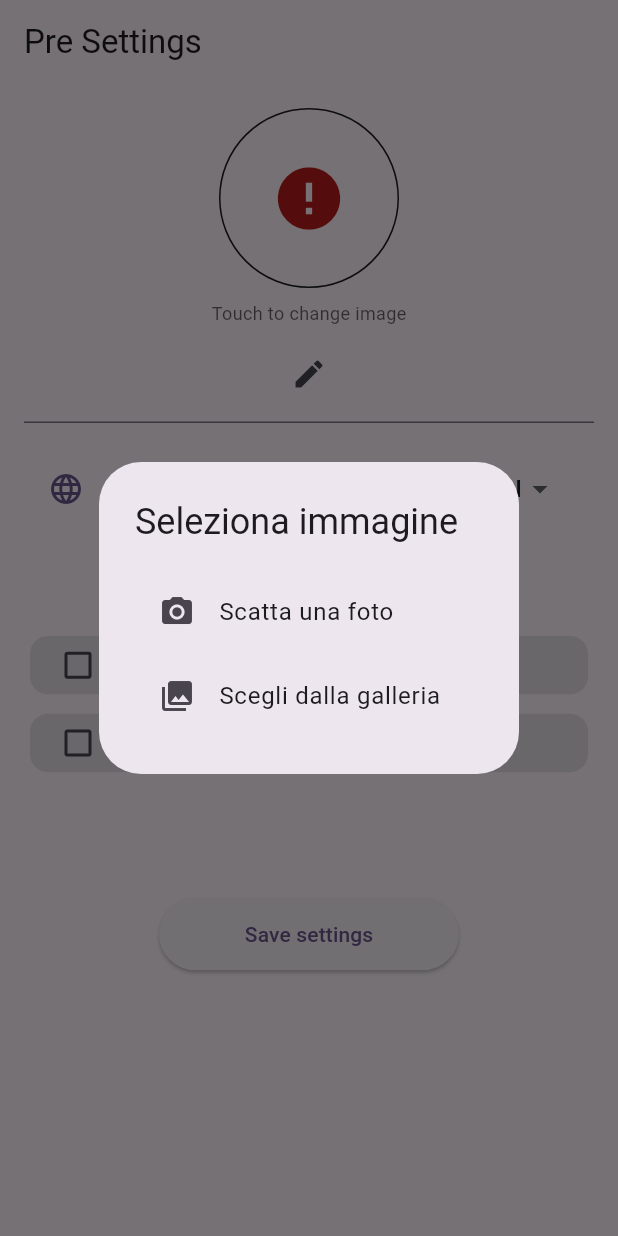
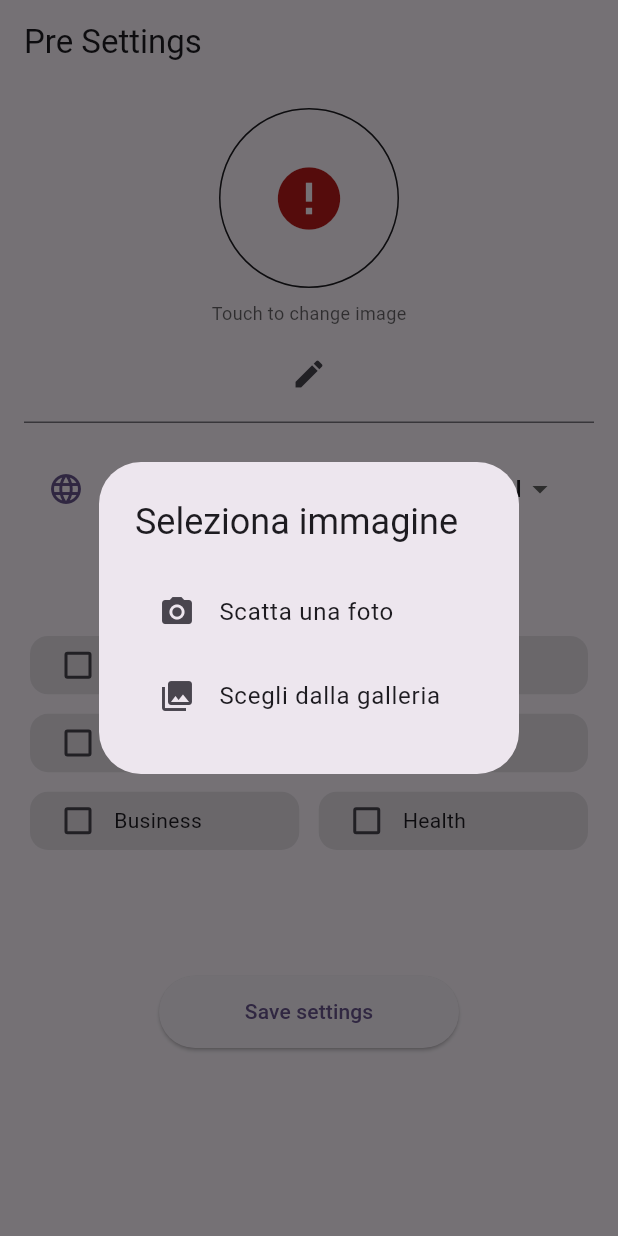
Before and after one commit to VittoDeBonis/news_lence_stage, a Flutter app: the PreSettings screen opened by its route, after a tap on the "error" icon, on a phone screen of 412 x 824 dp. Run offline on Flutter 3.47's test engine with Material 3 defaults, Android fonts, the phone set to English and light mode, and no system bars; drawn by our look-alikes of cached_network_image; our stand-ins replace cloud_firestore, dash_chat_2, firebase_auth, firebase_core, firebase_remote_config, firebase_storage and 7 more; missing offline and left inert: chat_gpt_sdk, translator; accounts and stored records are empty; generated files the repository leaves out were written again; network calls fail.

Commit message:
feat: i modified this files for the traduction and for the passage of interest in settings_tab

```diff
--- /dev/null
+++ b/lib/l10n/l10n_extension.dart
@@ -0,0 +1,22 @@
+import 'package:flutter_gen/gen_l10n/app_localizations.dart';
+
+extension AppLocalizationsExtensions on AppLocalizations {
+  String localize(String key) {
+    switch (key) {
+      case 'politics':
+        return politics;
+      case 'sports':
+        return sports;
+      case 'science':
+        return science;
+      case 'technology':
+        return technology;
+      case 'business':
+        return business;
+      case 'health':
+        return health;
+      default:
+        return key; // fallback
+    }
+  }
+}
--- a/lib/presentation/screens/onboarding/pre_settings/pre_settings.dart
+++ b/lib/presentation/screens/onboarding/pre_settings/pre_settings.dart
@@ -1,9 +1,9 @@
 import 'package:cloud_firestore/cloud_firestore.dart';
 import 'package:flutter/material.dart';
 import 'package:news_lens/l10n.dart';
+import 'package:news_lens/presentation/screens/home_page.dart';
 import 'package:news_lens/presentation/screens/onboarding/pre_settings/pre_settings_provider.dart';
 import 'package:news_lens/providers/locale_provider.dart';
-import 'package:news_lens/presentation/screens/home_page.dart';
 import 'package:provider/provider.dart';
 import 'package:flutter_gen/gen_l10n/app_localizations.dart';
 import 'package:cached_network_image/cached_network_image.dart';
@@ -14,24 +14,6 @@ import 'package:firebase_storage/firebase_storage.dart';
 import 'package:path/path.dart' as path;
 import 'package:shared_preferences/shared_preferences.dart';
 import 'package:path_provider/path_provider.dart';
-
-// Estensione per supportare l'accesso dinamico alle chiavi di traduzione
-extension AppLocalizationsExtensions on AppLocalizations {
-  String localize(String key) {
-    switch (key) {
-      case 'politics':
-        return politics;
-      case 'sports':
-        return sports;
-      case 'science':
-        return science;
-      case 'technology':
-        return technology;
-      default:
-        return key; // fallback se la chiave non è tradotta
-    }
-  }
-}
 
 class PreSettings extends StatefulWidget {
   const PreSettings({super.key});
@@ -96,13 +78,6 @@ class _PreSettingsState extends State<PreSettings> {
   Widget build(BuildContext context) {
     final localeProvider = Provider.of<LocaleProvider>(context);
     final l10n = AppLocalizations.of(context)!;
-
-    _provider.updateInterests([
-      'politics',
-      'sports',
-      'science',
-      'technology'
-    ], false);
 
     return ChangeNotifierProvider.value(
       value: _provider,
@@ -238,12 +213,12 @@ class _PreSettingsState extends State<PreSettings> {
                       crossAxisSpacing: 5,
                       mainAxisSpacing: 5,
                     ),
-                    itemCount: provider.interestsList.length,
+                    itemCount: provider.getInterestsList().length,
                     itemBuilder: (context, index) {
-                      final interestKey = provider.interestsList[index];
-                      final translatedInterest = l10n.localize(interestKey);
-                      final isSelected =
-                          provider.selectedInterests[interestKey] ?? false;
+                      final localizedInterest = provider.getInterestsList()[index];
+                      final standardInterest = provider.standardInterests[index];
+                      final isSelected = provider.selectedInterests[standardInterest] ?? false;
+
                       return Card(
                         elevation: 0,
                         color: isSelected
@@ -253,7 +228,7 @@ class _PreSettingsState extends State<PreSettings> {
                                 .surfaceContainerHighest,
                         child: InkWell(
                           onTap: () =>
-                              provider.toggleInterest(interestKey, !isSelected),
+                              provider.toggleInterest(standardInterest, !isSelected),
                           child: Padding(
                             padding:
                                 const EdgeInsets.symmetric(horizontal: 8.0),
@@ -263,13 +238,13 @@ class _PreSettingsState extends State<PreSettings> {
                                   value: isSelected,
                                   onChanged: (value) {
                                     if (value != null) {
-                                      provider.toggleInterest(interestKey, value);
+                                      provider.toggleInterest(standardInterest, value);
                                     }
                                   },
                                 ),
                                 Expanded(
                                   child: Text(
-                                    translatedInterest,
+                                    localizedInterest,
                                     overflow: TextOverflow.ellipsis,
                                     style: TextStyle(
                                       fontWeight: isSelected
--- a/lib/presentation/screens/onboarding/pre_settings/pre_settings_provider.dart
+++ b/lib/presentation/screens/onboarding/pre_settings/pre_settings_provider.dart
@@ -17,44 +17,49 @@ class PreSettingsProvider extends ChangeNotifier {
   String? localImagePath;
   List<String> languageList = ['EN', 'IT', 'DE', 'FR'];
   String selectedLanguage = 'EN';
-  List<String> interestsList = ['Politics', 'Sports', 'Science', 'Technology', 'Business', 'Health'];
 
-  // Mappa gli interessi localizzati ai valori standard
-  final Map<String, String> _interestToStandardMap = {
-    // Inglese (standard)
-    'Politics': 'politics',
-    'Sports': 'sports',
-    'Science': 'science',
-    'Technology': 'technology',
-    'Business': 'business',
-    'Health': 'health',
+  // Lista completa degli interessi in inglese (valori standard)
+  final List<String> standardInterests = ['politics', 'sports', 'science', 'technology', 'business', 'health'];
 
-    // Italiano
-    'Politica': 'politics',
-    'Sport': 'sports',
-    'Scienza': 'science',
-    'Tecnologia': 'technology',
-    'Affari': 'business',
-    'Salute': 'health',
-
-    // Tedesco
-    'Politik': 'politics',
-    'Sport': 'sports',
-    'Wissenschaft': 'science',
-    'Technologie': 'technology',
-    'Geschäft': 'business',
-    'Gesundheit': 'health',
-
-    // Francese
-    'Politique': 'politics',
-    'Sports': 'sports',
-    'Science': 'science',
-    'Technologie': 'technology',
-    'Affaires': 'business',
-    'Santé': 'health',
+  // Mappa per la localizzazione degli interessi
+  final Map<String, Map<String, String>> localizedInterests = {
+    'EN': {
+      'politics': 'Politics',
+      'sports': 'Sports',
+      'science': 'Science',
+      'technology': 'Technology',
+      'business': 'Business',
+      'health': 'Health',
+    },
+    'IT': {
+      'politics': 'Politica',
+      'sports': 'Sport',
+      'science': 'Scienza',
+      'technology': 'Tecnologia',
+      'business': 'Affari',
+      'health': 'Salute',
+    },
+    'DE': {
+      'politics': 'Politik',
+      'sports': 'Sport',
+      'science': 'Wissenschaft',
+      'technology': 'Technologie',
+      'business': 'Geschäft',
+      'health': 'Gesundheit',
+    },
+    'FR': {
+      'politics': 'Politique',
+      'sports': 'Sports',
+      'science': 'Science',
+      'technology': 'Technologie',
+      'business': 'Affaires',
+      'health': 'Santé',
+    },
   };
 
+  // Interessi selezionati (usiamo gli ID standard)
   Map<String, bool> selectedInterests = {};
+
   bool dataLoaded = false;
   bool isUploadingImage = false;
   final FirebaseFirestore _firestore = FirebaseFirestore.instance;
@@ -62,6 +67,23 @@ class PreSettingsProvider extends ChangeNotifier {
 
   PreSettingsProvider() {
     getUserInfo();
+  }
+
+  // Ottieni la lista degli interessi localizzati per la lingua corrente
+  List<String> getInterestsList() {
+    return standardInterests.map((interest) =>
+      localizedInterests[selectedLanguage]?[interest] ?? interest
+    ).toList();
+  }
+
+  // Ottieni l'ID standard da un interesse localizzato
+  String? getStandardInterestId(String localizedInterest) {
+    for (var entry in localizedInterests[selectedLanguage]!.entries) {
+      if (entry.value == localizedInterest) {
+        return entry.key;
+      }
+    }
+    return null;
   }
 
   void getUserInfo() {
@@ -80,7 +102,6 @@ class PreSettingsProvider extends ChangeNotifier {
     return '';
   }
 
-  // Metodo per ottenere il path locale dell'immagine salvato in SharedPreferences
   Future<String?> getLocalImagePath() async {
     if (userId == null) return null;
 
@@ -88,7 +109,6 @@ class PreSettingsProvider extends ChangeNotifier {
     return prefs.getString('profile_image_path_$userId');
   }
 
-  // Metodo per salvare il path locale dell'immagine in SharedPreferences
   Future<void> saveLocalImagePath(String path) async {
     if (userId == null) return;
 
@@ -97,7 +117,6 @@ class PreSettingsProvider extends ChangeNotifier {
     localImagePath = path;
   }
 
-  // Metodo per rimuovere il path locale dell'immagine da SharedPreferences
   Future<void> removeLocalImagePath() async {
     if (userId == null) return;
 
@@ -135,22 +154,20 @@ class PreSettingsProvider extends ChangeNotifier {
           List<dynamic> interests = userData['interests'];
 
           // Inizializza tutti gli interessi a false
-          for (var interest in interestsList) {
+          for (var interest in standardInterests) {
             selectedInterests[interest] = false;
           }
 
-          // Imposta quelli salvati a true (converte da id standard a nomi localizzati)
+          // Imposta a true solo quelli presenti nel documento
           for (var interest in interests) {
-            // Trova l'interesse localizzato corrispondente all'id standard
-            String? localizedInterest = _findLocalizedInterest(interest.toString());
-            if (localizedInterest != null && selectedInterests.containsKey(localizedInterest)) {
-              selectedInterests[localizedInterest] = true;
+            if (standardInterests.contains(interest)) {
+              selectedInterests[interest] = true;
             }
           }
         } else {
-          // Inizializza tutti a false
-          for (var interest in interestsList) {
-            selectedInterests[interest] = true;
+          // Default: tutti falsi
+          for (var interest in standardInterests) {
+            selectedInterests[interest] = false;
           }
         }
 
@@ -161,8 +178,8 @@ class PreSettingsProvider extends ChangeNotifier {
         }
       } else {
         // Se l'utente non esiste, inizializza i valori di default
-        for (var interest in interestsList) {
-          selectedInterests[interest] = true;
+        for (var interest in standardInterests) {
+          selectedInterests[interest] = true; // Default: tutti selezionati
         }
 
         // Se è la prima volta, imposta il nickname dall'email
@@ -172,7 +189,7 @@ class PreSettingsProvider extends ChangeNotifier {
           await _firestore.collection('users').doc(userId).set({
             'nickname': nickname,
             'language': 'EN',
-            'interests': [],
+            'interests': standardInterests, // Default: tutti selezionati
             'email': userEmail,
             'createdAt': FieldValue.serverTimestamp()
           });
@@ -189,32 +206,16 @@ class PreSettingsProvider extends ChangeNotifier {
     }
   }
 
-  // Metodo per trovare l'interesse localizzato corrispondente all'id standard
-  String? _findLocalizedInterest(String standardId) {
-    for (var entry in interestsList) {
-      if (_interestToStandardMap[entry]?.toLowerCase() == standardId.toLowerCase()) {
-        return entry;
-      }
-    }
-    return null;
-  }
-
-  // Metodo per scaricare l'immagine da Firebase Storage e salvarla localmente
   Future<void> _downloadAndSaveImage(String imageUrl) async {
     try {
-      // Ottieni la directory dei documenti dell'app
       Directory appDocDir = await getApplicationDocumentsDirectory();
       String localPath = path.join(appDocDir.path, 'profile_images', 'profile_$userId.jpg');
 
-      // Crea la directory se non esiste
       Directory(path.dirname(localPath)).createSync(recursive: true);
 
-      // Scarica l'immagine (questo è un esempio semplificato,
-      // potresti voler usare una libreria come http per il download)
       Reference storageRef = _storage.refFromURL(imageUrl);
       await storageRef.writeToFile(File(localPath));
 
-      // Salva il path locale
       await saveLocalImagePath(localPath);
       image = File(localPath);
 
@@ -241,38 +242,6 @@ class PreSettingsProvider extends ChangeNotifier {
     }
   }
 
-  // Modificata per consentire l'aggiornamento senza notificare
-  void updateInterests(List<String> newInterests, [bool notify = true]) {
-    // Verifica se la lista è effettivamente cambiata per evitare rebuild non necessari
-    bool hasChanged = false;
-
-    if (interestsList.length != newInterests.length) {
-      hasChanged = true;
-    } else {
-      for (int i = 0; i < interestsList.length; i++) {
-        if (interestsList[i] != newInterests[i]) {
-          hasChanged = true;
-          break;
-        }
-      }
-    }
-
-    if (!hasChanged) return; // Se non ci sono cambiamenti, esci
-
-    interestsList = newInterests;
-
-    // Aggiorna la mappa degli interessi mantenendo lo stato precedente
-    Map<String, bool> updatedInterests = {};
-    for (var interest in interestsList) {
-      updatedInterests[interest] = selectedInterests[interest] ?? true;
-    }
-    selectedInterests = updatedInterests;
-
-    if (notify) {
-      notifyListeners();
-    }
-  }
-
   void setLanguage(String language) {
     if (languageList.contains(language) && selectedLanguage != language) {
       selectedLanguage = language;
@@ -280,45 +249,32 @@ class PreSettingsProvider extends ChangeNotifier {
     }
   }
 
-  void toggleInterest(String interest, bool value) {
-    if (selectedInterests.containsKey(interest) && selectedInterests[interest] != value) {
-      selectedInterests[interest] = value;
+  void toggleInterest(String standardInterestId, bool value) {
+    if (selectedInterests.containsKey(standardInterestId) && selectedInterests[standardInterestId] != value) {
+      selectedInterests[standardInterestId] = value;
       notifyListeners();
     }
   }
 
   Future<void> savePreferences() async {
     if (userId == null) return;
+    try {
+      // Prepara la lista degli interessi selezionati (solo gli ID standard)
+      List<String> userInterests = selectedInterests.entries
+          .where((entry) => entry.value)
+          .map((entry) => entry.key)
+          .toList();
 
-    try {
-      // Converti gli interessi localizzati in ID standard
-      List<String> userInterests = [];
-      selectedInterests.forEach((interest, isSelected) {
-        if (isSelected) {
-          String standardId = _interestToStandardMap[interest] ?? interest.toLowerCase();
-          userInterests.add(standardId);
-        }
-      });
-
-      // Prepara i dati da salvare
-      Map<String, dynamic> userData = {
-        'nickname': nickname.isEmpty ? getUserNameFromEmail() : nickname,
+      // Salva i dati su Firestore
+      await _firestore.collection('users').doc(userId).set({
         'language': selectedLanguage,
         'interests': userInterests,
-        'updatedAt': FieldValue.serverTimestamp()
-      };
+        'updatedAt': FieldValue.serverTimestamp(),
+      }, SetOptions(merge: true));
 
-      // Salva i dati su Firestore
-      await _firestore.collection('users').doc(userId).set(userData, SetOptions(merge: true));
-
-      if (nickname.isEmpty) {
-        nickname = getUserNameFromEmail();
-        notifyListeners();
-      }
+      notifyListeners();
     } catch (e) {
-      if (kDebugMode) {
-        print('Errore nel salvataggio delle preferenze: $e');
-      }
+      print('Errore nel salvataggio delle preferenze: $e');
     }
   }
 
@@ -330,20 +286,20 @@ class PreSettingsProvider extends ChangeNotifier {
         context: context,
         builder: (BuildContext context) {
           return AlertDialog(
-            title: Text('Seleziona immagine'),
+            title: const Text('Seleziona immagine'),
             content: Column(
               mainAxisSize: MainAxisSize.min,
               children: [
                 ListTile(
-                  leading: Icon(Icons.camera_alt),
-                  title: Text('Scatta una foto'),
+                  leading: const Icon(Icons.camera_alt),
+                  title: const Text('Scatta una foto'),
                   onTap: () async {
                     Navigator.pop(context, await picker.pickImage(source: ImageSource.camera));
                   },
                 ),
                 ListTile(
-                  leading: Icon(Icons.photo_library),
-                  title: Text('Scegli dalla galleria'),
+                  leading: const Icon(Icons.photo_library),
+                  title: const Text('Scegli dalla galleria'),
                   onTap: () async {
                     Navigator.pop(context, await picker.pickImage(source: ImageSource.gallery));
                   },
@@ -355,48 +311,32 @@ class PreSettingsProvider extends ChangeNotifier {
       );
 
       if (pickedFile != null && userId != null) {
-        // Imposta lo stato di caricamento
         isUploadingImage = true;
         notifyListeners();
 
-        // Aggiorna immediatamente l'immagine locale senza aspettare il caricamento
-        // Questo consentirà di vedere subito l'immagine nell'interfaccia
         image = File(pickedFile.path);
         notifyListeners();
 
         try {
-          // Ottieni la directory dei documenti dell'app
           Directory appDocDir = await getApplicationDocumentsDirectory();
           String localPath = path.join(appDocDir.path, 'profile_images', 'profile_$userId.jpg');
-
-          // Crea la directory se non esiste
           Directory(path.dirname(localPath)).createSync(recursive: true);
 
-          // Copia l'immagine selezionata nella directory locale
-
-          // Copia l'immagine selezionata nella directory locale
           File imageFile = File(pickedFile.path);
           File localImageFile = await imageFile.copy(localPath);
 
-          // Salva il path locale
           await saveLocalImagePath(localPath);
 
-          // Carica l'immagine su Firebase Storage in background
           String fileName = 'profile_${userId}_${DateTime.now().millisecondsSinceEpoch}${path.extension(pickedFile.path)}';
           Reference storageRef = _storage.ref().child('profile_images/$fileName');
 
-          // Inizia il caricamento
           await storageRef.putFile(localImageFile);
-
-          // Ottiene l'URL dell'immagine
           String imageUrl = await storageRef.getDownloadURL();
 
-          // Aggiorna Firestore con l'URL dell'immagine
           await _firestore.collection('users').doc(userId).update({
             'profileImageUrl': imageUrl
           });
 
-          // Aggiorna l'immagine locale con il file salvato localmente
           image = localImageFile;
         } catch (e) {
           if (kDebugMode) {
@@ -405,10 +345,6 @@ class PreSettingsProvider extends ChangeNotifier {
         } finally {
           isUploadingImage = false;
           notifyListeners();
-        }
-      } else {
-        if (kDebugMode) {
-          print('Nessuna immagine selezionata.');
         }
       }
     } catch (e) {
@@ -424,36 +360,27 @@ class PreSettingsProvider extends ChangeNotifier {
     if (userId == null) return;
 
     try {
-      // Rimuove l'immagine locale
       if (localImagePath != null && File(localImagePath!).existsSync()) {
         await File(localImagePath!).delete();
       }
       await removeLocalImagePath();
 
-      // Ottiene il documento utente per verificare se ha un'immagine
       DocumentSnapshot userDoc = await _firestore.collection('users').doc(userId).get();
 
       if (userDoc.exists) {
         Map<String, dynamic> userData = userDoc.data() as Map<String, dynamic>;
 
         if (userData['profileImageUrl'] != null) {
-          // Estrae il percorso dell'immagine dall'URL
           String imageUrl = userData['profileImageUrl'];
-
-          // Crea un riferimento all'immagine in Firebase Storage
           Reference storageRef = _storage.refFromURL(imageUrl);
-
-          // Elimina l'immagine da Firebase Storage
           await storageRef.delete();
 
-          // Aggiorna Firestore rimuovendo l'URL dell'immagine
           await _firestore.collection('users').doc(userId).update({
             'profileImageUrl': FieldValue.delete()
           });
         }
       }
 
-      // Rimuove l'immagine locale
       image = null;
       notifyListeners();
     } catch (e) {
@@ -463,12 +390,10 @@ class PreSettingsProvider extends ChangeNotifier {
     }
   }
 
-  // Metodo getter per ottenere l'immagine corrente
   File? getCurrentImage() {
     return image;
   }
 
-  // Metodo per verificare se esiste un'immagine del profilo
   bool hasProfileImage() {
     return image != null && image!.existsSync();
   }
```
Also changed, not shown: lib/presentation/screens/tabs/settings_tab/settings_tab.dart (+19 -41 lines).
